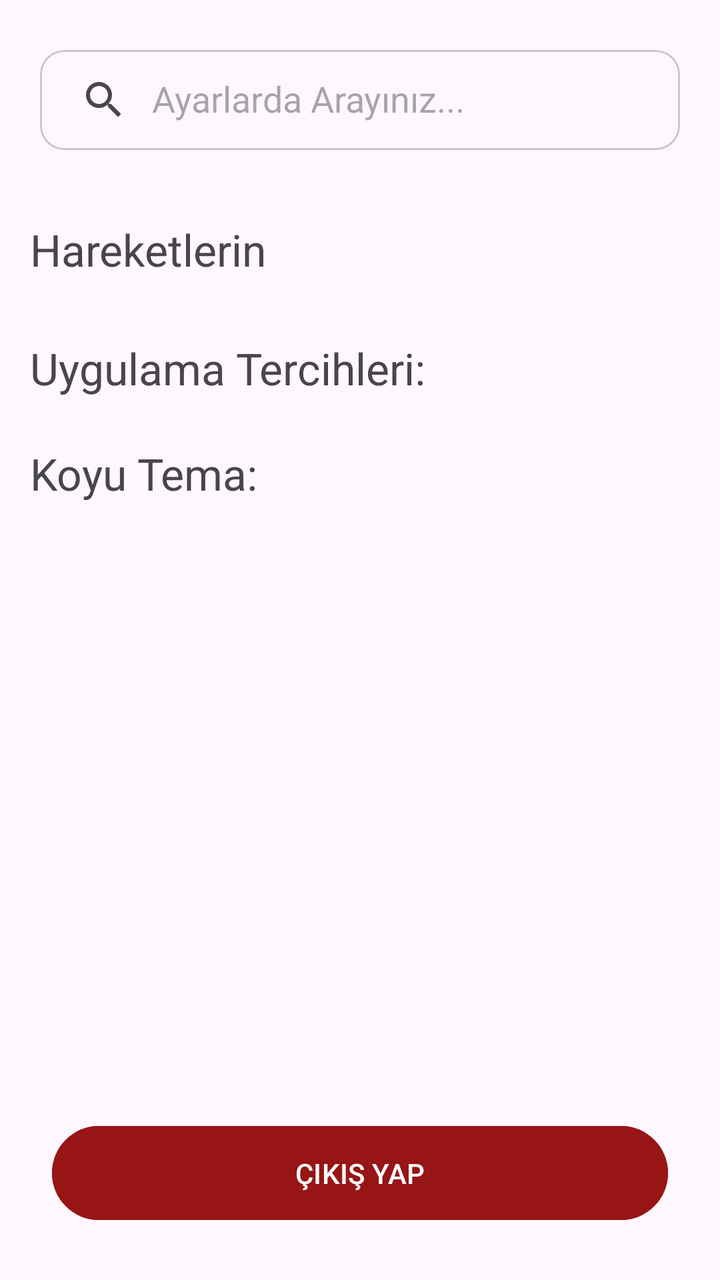
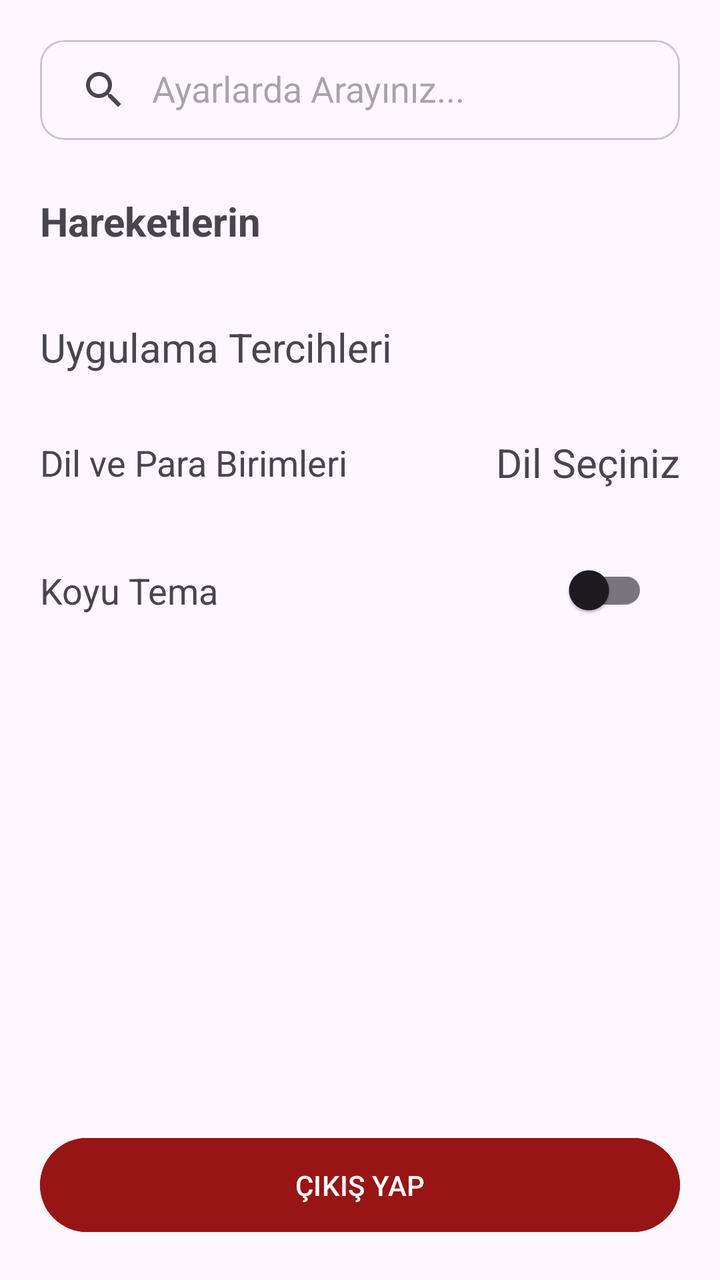

Two renders of the same Android screen: before a commit and after it. Below are the layout's source before the change and the commit's diff.
<!-- AndroidManifest.xml: application theme Theme.CumhuriyetCafe -->
<!-- res/layout/fragment_ayarlar.xml -->
<?xml version="1.0" encoding="utf-8"?>
<androidx.constraintlayout.widget.ConstraintLayout
    xmlns:android="http://schemas.android.com/apk/res/android"
    xmlns:app="http://schemas.android.com/apk/res-auto"
    android:layout_width="match_parent"
    android:layout_height="match_parent">

    <com.google.android.material.card.MaterialCardView
        android:id="@+id/ayarlarTextView"
        android:layout_width="320dp"
        android:layout_height="50dp"
        android:layout_margin="25dp"
        app:layout_constraintEnd_toEndOf="parent"
        app:layout_constraintStart_toStartOf="parent"
        app:layout_constraintTop_toTopOf="parent">

        <androidx.appcompat.widget.SearchView
            android:id="@+id/ayarlarSearchView"
            android:layout_width="match_parent"
            android:layout_height="match_parent"
            app:iconifiedByDefault="false"
            app:queryHint="Ayarlarda Arayınız..." />
    </com.google.android.material.card.MaterialCardView>

    <LinearLayout
        android:layout_width="match_parent"
        android:layout_height="0dp"
        android:layout_marginTop="25dp"
        android:orientation="vertical"
        android:paddingHorizontal="15dp"
        app:layout_constraintBottom_toTopOf="@id/buttonCikisYap"
        app:layout_constraintEnd_toEndOf="parent"
        app:layout_constraintStart_toStartOf="parent"
        app:layout_constraintTop_toBottomOf="@id/ayarlarTextView">

        <LinearLayout
            android:id="@+id/hareketlerBaslikLayout"
            android:layout_width="match_parent"
            android:layout_height="wrap_content"
            android:clickable="true"
            android:focusable="true"
            android:orientation="vertical"
            android:paddingVertical="10dp">

            <TextView
                android:layout_width="wrap_content"
                android:layout_height="wrap_content"
                android:text="Hareketlerin"
                android:textSize="22sp" />

            <com.google.android.material.card.MaterialCardView
                android:id="@+id/cardHareketlerDetaylari"
                android:layout_width="wrap_content"
                android:layout_height="wrap_content"
                android:layout_marginTop="10dp"
                android:visibility="gone"
                app:cardCornerRadius="12dp"
                app:strokeWidth="1dp">

                <LinearLayout
                    android:layout_width="match_parent"
                    android:layout_height="wrap_content"
                    android:orientation="vertical"
                    android:padding="15dp">

                    <TextView
                        android:id="@+id/kullanimSuresiView"
                        android:layout_width="match_parent"
                        android:layout_height="wrap_content"
                        android:layout_marginBottom="15dp"
                        android:text="Bugünkü Kullanım: 0 sa 0 dk"
                        android:textSize="18sp" />

                    <View
                        android:layout_width="match_parent"
                        android:layout_height="1dp"
                        android:layout_marginBottom="15dp"
                        android:background="?android:attr/listDivider" />

                    <androidx.constraintlayout.widget.ConstraintLayout
                        android:layout_width="match_parent"
                        android:layout_height="wrap_content">

                        <TextView
                            android:layout_width="wrap_content"
                            android:layout_height="wrap_content"
                            android:text="Bildirimleri Al"
                            android:textSize="18sp"
                            app:layout_constraintBottom_toBottomOf="parent"
                            app:layout_constraintStart_toStartOf="parent"
                            app:layout_constraintTop_toTopOf="parent" />

                        <com.google.android.material.switchmaterial.SwitchMaterial
                            android:id="@+id/bildirimlerSwitchMaterial"
                            android:layout_width="wrap_content"
                            android:layout_height="wrap_content"
                            android:scaleX="1.2"
                            android:scaleY="1.2"
                            app:layout_constraintEnd_toEndOf="parent"
                            app:layout_constraintTop_toTopOf="parent" />
                    </androidx.constraintlayout.widget.ConstraintLayout>

                </LinearLayout>
            </com.google.android.material.card.MaterialCardView>
        </LinearLayout>

        <TextView
            android:layout_width="wrap_content"
            android:layout_height="wrap_content"
            android:layout_marginTop="20dp"
            android:layout_marginBottom="8dp"
            android:text="Uygulama Tercihleri:"
            android:textSize="22sp" />

        <androidx.constraintlayout.widget.ConstraintLayout
            android:layout_width="380dp"
            android:layout_height="60dp">

            <TextView
                android:id="@+id/karanlikMod"
                android:layout_width="wrap_content"
                android:layout_height="wrap_content"
                android:text="Koyu Tema:"
                android:textSize="22sp"
                app:layout_constraintBottom_toBottomOf="parent"
                app:layout_constraintStart_toStartOf="parent"
                app:layout_constraintTop_toTopOf="parent" />

            <com.google.android.material.switchmaterial.SwitchMaterial
                android:id="@+id/acKapat"
                android:layout_width="wrap_content"
                android:layout_height="wrap_content"
                android:scaleX="1.3"
                android:scaleY="1.3"
                app:layout_constraintBottom_toBottomOf="parent"
                app:layout_constraintEnd_toEndOf="parent"
                app:layout_constraintTop_toTopOf="parent" />
        </androidx.constraintlayout.widget.ConstraintLayout>
    </LinearLayout>

    <com.google.android.material.button.MaterialButton
        android:id="@+id/buttonCikisYap"
        android:layout_width="match_parent"
        android:layout_height="55dp"
        android:layout_margin="26dp"
        android:backgroundTint="@color/masa_dolu_kırmızı"
        android:text="ÇIKIŞ YAP"
        android:textColor="@color/white"
        app:layout_constraintBottom_toBottomOf="parent"
        app:layout_constraintEnd_toEndOf="parent"
        app:layout_constraintStart_toStartOf="parent" />

</androidx.constraintlayout.widget.ConstraintLayout>
<!-- resources referenced by this layout -->
<resources>
  <color name="white">#FFFFFFFF</color>
  <style name="Theme.CumhuriyetCafe" parent="Base.Theme.CumhuriyetCafe" />
  <style name="Base.Theme.CumhuriyetCafe" parent="Theme.Material3.DayNight.NoActionBar">
          
          
      </style>
</resources>

<!-- the commit's change to res/layout/fragment_ayarlar.xml (unified diff, before → after) -->
@@ -1,15 +1,14 @@
 <?xml version="1.0" encoding="utf-8"?>
-<androidx.constraintlayout.widget.ConstraintLayout
-    xmlns:android="http://schemas.android.com/apk/res/android"
+<androidx.constraintlayout.widget.ConstraintLayout xmlns:android="http://schemas.android.com/apk/res/android"
     xmlns:app="http://schemas.android.com/apk/res-auto"
     android:layout_width="match_parent"
     android:layout_height="match_parent">
 
     <com.google.android.material.card.MaterialCardView
         android:id="@+id/ayarlarTextView"
-        android:layout_width="320dp"
+        android:layout_width="0dp"
         android:layout_height="50dp"
-        android:layout_margin="25dp"
+        android:layout_margin="20dp"
         app:layout_constraintEnd_toEndOf="parent"
         app:layout_constraintStart_toStartOf="parent"
         app:layout_constraintTop_toTopOf="parent">
@@ -25,9 +24,9 @@
     <LinearLayout
         android:layout_width="match_parent"
         android:layout_height="0dp"
-        android:layout_marginTop="25dp"
+        android:layout_marginTop="15dp"
         android:orientation="vertical"
-        android:paddingHorizontal="15dp"
+        android:paddingHorizontal="20dp"
         app:layout_constraintBottom_toTopOf="@id/buttonCikisYap"
         app:layout_constraintEnd_toEndOf="parent"
         app:layout_constraintStart_toStartOf="parent"
@@ -40,22 +39,24 @@
             android:clickable="true"
             android:focusable="true"
             android:orientation="vertical"
-            android:paddingVertical="10dp">
+            android:paddingVertical="12dp">
 
             <TextView
                 android:layout_width="wrap_content"
                 android:layout_height="wrap_content"
                 android:text="Hareketlerin"
-                android:textSize="22sp" />
+                android:textStyle="bold"
+                android:textSize="20sp" />
 
             <com.google.android.material.card.MaterialCardView
                 android:id="@+id/cardHareketlerDetaylari"
-                android:layout_width="wrap_content"
+                android:layout_width="match_parent"
                 android:layout_height="wrap_content"
                 android:layout_marginTop="10dp"
                 android:visibility="gone"
                 app:cardCornerRadius="12dp"
-                app:strokeWidth="1dp">
+                app:strokeWidth="1dp"
+                app:strokeColor="#DDDDDD">
 
                 <LinearLayout
                     android:layout_width="match_parent"
@@ -67,14 +68,14 @@
                         android:id="@+id/kullanimSuresiView"
                         android:layout_width="match_parent"
                         android:layout_height="wrap_content"
-                        android:layout_marginBottom="15dp"
+                        android:layout_marginBottom="12dp"
                         android:text="Bugünkü Kullanım: 0 sa 0 dk"
-                        android:textSize="18sp" />
+                        android:textSize="16sp" />
 
                     <View
                         android:layout_width="match_parent"
                         android:layout_height="1dp"
-                        android:layout_marginBottom="15dp"
+                        android:layout_marginBottom="12dp"
                         android:background="?android:attr/listDivider" />
 
                     <androidx.constraintlayout.widget.ConstraintLayout
@@ -84,8 +85,8 @@
                         <TextView
                             android:layout_width="wrap_content"
                             android:layout_height="wrap_content"
-                            android:text="Bildirimleri Al"
-                            android:textSize="18sp"
+                            android:text="Bildirimleri Kapat/Aç"
+                            android:textSize="16sp"
                             app:layout_constraintBottom_toBottomOf="parent"
                             app:layout_constraintStart_toStartOf="parent"
                             app:layout_constraintTop_toTopOf="parent" />
@@ -94,8 +95,6 @@
                             android:id="@+id/bildirimlerSwitchMaterial"
                             android:layout_width="wrap_content"
                             android:layout_height="wrap_content"
-                            android:scaleX="1.2"
-                            android:scaleY="1.2"
                             app:layout_constraintEnd_toEndOf="parent"
                             app:layout_constraintTop_toTopOf="parent" />
                     </androidx.constraintlayout.widget.ConstraintLayout>
@@ -107,21 +106,48 @@
         <TextView
             android:layout_width="wrap_content"
             android:layout_height="wrap_content"
-            android:layout_marginTop="20dp"
-            android:layout_marginBottom="8dp"
-            android:text="Uygulama Tercihleri:"
-            android:textSize="22sp" />
+            android:layout_marginTop="24dp"
+            android:layout_marginBottom="12dp"
+            android:text="Uygulama Tercihleri"
+            android:textSize="20sp" />
 
         <androidx.constraintlayout.widget.ConstraintLayout
-            android:layout_width="380dp"
-            android:layout_height="60dp">
+            android:id="@+id/dilSecimiLayout"
+            android:layout_width="match_parent"
+            android:layout_height="64dp"
+            android:clickable="true"
+            android:focusable="true"
+            android:background="?android:attr/selectableItemBackground">
+
+            <TextView
+                android:layout_width="wrap_content"
+                android:layout_height="wrap_content"
+                android:text="Dil ve Para Birimleri"
+                android:textSize="18sp"
+                app:layout_constraintBottom_toBottomOf="parent"
+                app:layout_constraintStart_toStartOf="parent"
+                app:layout_constraintTop_toTopOf="parent" />
+
+            <TextView
+                android:id="@+id/seciliDilText"
+                android:layout_width="wrap_content"
+                android:layout_height="wrap_content"
+                android:text="Dil Seçiniz"
+                android:textSize="20sp"
+                app:layout_constraintBottom_toBottomOf="parent"
+                app:layout_constraintEnd_toEndOf="parent"
+                app:layout_constraintTop_toTopOf="parent" />
+        </androidx.constraintlayout.widget.ConstraintLayout>
+        <androidx.constraintlayout.widget.ConstraintLayout
+            android:layout_width="match_parent"
+            android:layout_height="64dp">
 
             <TextView
                 android:id="@+id/karanlikMod"
                 android:layout_width="wrap_content"
                 android:layout_height="wrap_content"
-                android:text="Koyu Tema:"
-                android:textSize="22sp"
+                android:text="Koyu Tema"
+                android:textSize="18sp"
                 app:layout_constraintBottom_toBottomOf="parent"
                 app:layout_constraintStart_toStartOf="parent"
                 app:layout_constraintTop_toTopOf="parent" />
@@ -129,9 +155,8 @@
             <com.google.android.material.switchmaterial.SwitchMaterial
                 android:id="@+id/acKapat"
                 android:layout_width="wrap_content"
-                android:layout_height="wrap_content"
-                android:scaleX="1.3"
-                android:scaleY="1.3"
+                android:layout_height="0dp"
+                android:padding="16dp"
                 app:layout_constraintBottom_toBottomOf="parent"
                 app:layout_constraintEnd_toEndOf="parent"
                 app:layout_constraintTop_toTopOf="parent" />
@@ -142,7 +167,7 @@
         android:id="@+id/buttonCikisYap"
         android:layout_width="match_parent"
         android:layout_height="55dp"
-        android:layout_margin="26dp"
+        android:layout_margin="20dp"
         android:backgroundTint="@color/masa_dolu_kırmızı"
         android:text="ÇIKIŞ YAP"
         android:textColor="@color/white"
